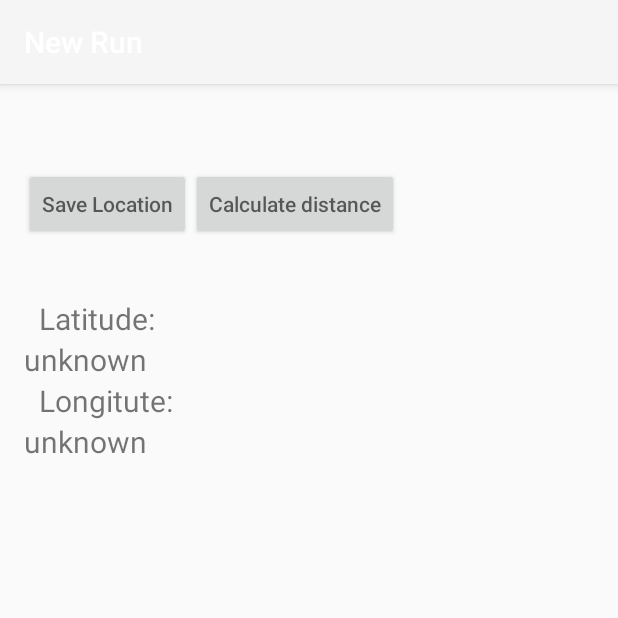
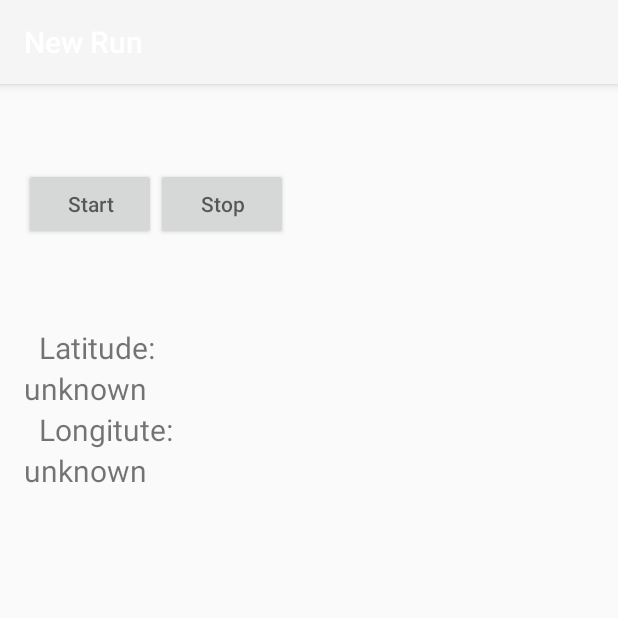
Before and after one commit to astrimagnussen/GhostRunner, an Android app: the NewRun screen opened directly, with no data from a screen before it, on a phone screen of 412 x 824 dp, the top half of it. Run offline under Robolectric (Android 15) with nearby library versions, the light colour scheme and no system bars.

Commit message:
andrat namn pa knappar (strat och stop), gjort sa att distance okar kontinuerligt ( varje gang onLocationChanged) samt lagt in tid (visas i sekunder)

```diff
--- a/app/src/main/res/layout/content_new_run.xml
+++ b/app/src/main/res/layout/content_new_run.xml
@@ -20,18 +20,18 @@
         android:layout_marginTop="40dip"
         android:orientation="horizontal" >
 
-        <Button android:id="@+id/saveLocBtn"
+        <Button android:id="@+id/startBtn"
             android:layout_width="wrap_content"
             android:layout_height="wrap_content"
-            android:hint="@string/save_loc_btn"
-            android:onClick="saveLocation" />
+            android:hint="@string/start_btn"
+            android:onClick="startRun" />
 
-        <Button android:id="@+id/calcDist"
+        <Button android:id="@+id/stopBtn"
             android:layout_width="wrap_content"
             android:layout_height="wrap_content"
-            android:hint="@string/calc_dist_btn"
-            android:layout_below="@id/saveLocBtn"
-            android:onClick="calcDistance" />
+            android:hint="@string/stop_btn"
+            android:layout_below="@id/startBtn"
+            android:onClick="stopRun" />
 
 
     </LinearLayout>
@@ -45,12 +45,17 @@
         <TextView android:id="@+id/showsaved"
             android:layout_width="wrap_content"
             android:layout_height="wrap_content"
-            android:layout_below="@id/calcDist" />
+            android:layout_below="@id/stopBtn" />
 
         <TextView android:id="@+id/showdistance"
             android:layout_width="wrap_content"
             android:layout_height="wrap_content"
             android:layout_below="@id/showsaved"/>
+
+        <TextView android:id="@+id/showTime"
+            android:layout_width="wrap_content"
+            android:layout_height="wrap_content"
+            android:layout_below="@id/showdistance"/>
 
 
         <TextView
--- a/app/src/main/res/values/strings.xml
+++ b/app/src/main/res/values/strings.xml
@@ -3,7 +3,7 @@
     <string name="action_settings">Settings</string>
     <string name="coordinate">Coordinates</string>
     <string name="title_activity_display_coordinates">DisplayCoordinates</string>
-    <string name="save_loc_btn">Save Location</string>
-    <string name="calc_dist_btn">Calculate distance</string>
+    <string name="start_btn">Start</string>
+    <string name="stop_btn">Stop</string>
     <string name="title_activity_calculate_distance">CalculateDistance</string>
 </resources>
```
Also changed, not shown: app/src/main/java/mycompany/ghostrunner/NewRun.java (+31 -10 lines).
